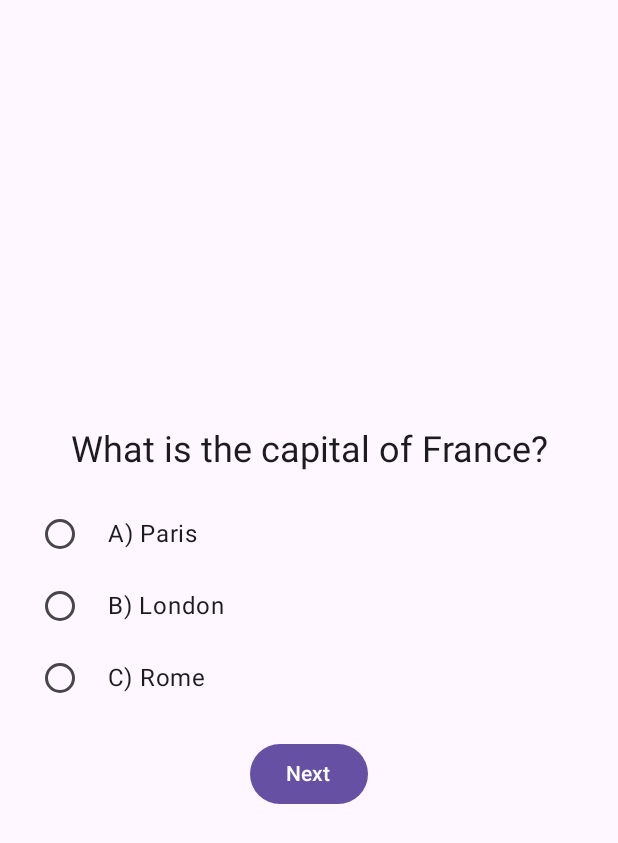
After one commit to vasilon/GameGlish, an Android app built with Jetpack Compose: the composable QuizScreen shown on its own in the app's theme, on a phone screen of 412 x 824 dp. The commit adds this screen. Shown: the top 843 px of the screen. Run offline under Robolectric (Android 15) with nearby library versions, the phone set to English and light mode, and no system bars; our stand-ins replace Room's generated code.

```diff
--- /dev/null
+++ b/app/src/main/java/com/example/gameglish/ui/view/QuizScreen.kt
@@ -0,0 +1,80 @@
+package com.example.gameglish.ui.view
+
+
+
+import androidx.compose.foundation.background
+import androidx.compose.foundation.layout.*
+import androidx.compose.foundation.lazy.grid.GridCells
+import androidx.compose.foundation.lazy.grid.LazyVerticalGrid
+import androidx.compose.foundation.lazy.grid.items
+import androidx.compose.foundation.shape.RoundedCornerShape
+import androidx.compose.material3.*
+import androidx.compose.runtime.*
+import androidx.compose.ui.Alignment
+import androidx.compose.ui.Modifier
+import androidx.compose.ui.graphics.Color
+import androidx.compose.ui.res.painterResource
+import androidx.compose.ui.unit.dp
+import androidx.compose.ui.unit.sp
+import androidx.navigation.NavController
+import com.example.gameglish.R
+import com.example.gameglish.data.model.EntityPregunta
+
+@Composable
+fun QuizScreen(onComplete: (Int) -> Unit) {
+    var currentQuestionIndex by remember { mutableStateOf(0) }
+    var selectedAnswer by remember { mutableStateOf("") }
+
+    val preguntas = listOf(
+        EntityPregunta(enunciado = "What is the capital of France?", opcionA = "Paris", opcionB = "London", opcionC = "Rome", opcionCorrecta = "A", tema = "General", nivel = 1),
+        EntityPregunta(enunciado = "What is 2+2?", opcionA = "3", opcionB = "4", opcionC = "5", opcionCorrecta = "B", tema = "Math", nivel = 1)
+    )
+
+    if (currentQuestionIndex < preguntas.size) {
+        val pregunta = preguntas[currentQuestionIndex]
+
+        Column(
+            modifier = Modifier
+                .fillMaxSize()
+                .padding(16.dp),
+            horizontalAlignment = Alignment.CenterHorizontally,
+            verticalArrangement = Arrangement.Center
+        ) {
+            Text(pregunta.enunciado, style = MaterialTheme.typography.headlineSmall)
+
+            Spacer(modifier = Modifier.height(16.dp))
+
+            RadioButtonRow("A) ${pregunta.opcionA}", selectedAnswer == "A") { selectedAnswer = "A" }
+            RadioButtonRow("B) ${pregunta.opcionB}", selectedAnswer == "B") { selectedAnswer = "B" }
+            RadioButtonRow("C) ${pregunta.opcionC}", selectedAnswer == "C") { selectedAnswer = "C" }
+
+            Spacer(modifier = Modifier.height(16.dp))
+
+            Button(onClick = {
+                if (selectedAnswer == pregunta.opcionCorrecta) {
+                    currentQuestionIndex++
+                    selectedAnswer = ""
+                } else {
+                    // Manejar respuesta incorrecta si es necesario
+                }
+
+                if (currentQuestionIndex == preguntas.size) {
+                    onComplete(2)  // Asignar un nivel basado en el resultado
+                }
+            }) {
+                Text("Next")
+            }
+        }
+    }
+}
+
+@Composable
+fun RadioButtonRow(text: String, selected: Boolean, onClick: () -> Unit) {
+    Row(
+        modifier = Modifier.fillMaxWidth(),
+        verticalAlignment = Alignment.CenterVertically
+    ) {
+        RadioButton(selected = selected, onClick = onClick)
+        Text(text, modifier = Modifier.padding(start = 8.dp))
+    }
+}
--- /dev/null
+++ b/app/src/main/res/drawable/baseline_exit_to_app_24.xml
@@ -0,0 +1,5 @@
+<vector xmlns:android="http://schemas.android.com/apk/res/android" android:autoMirrored="true" android:height="24dp" android:tint="#000000" android:viewportHeight="24" android:viewportWidth="24" android:width="24dp">
+
+    <path android:fillColor="@android:color/white" android:pathData="M10.09,15.59L11.5,17l5,-5 -5,-5 -1.41,1.41L12.67,11H3v2h9.67l-2.58,2.59zM19,3H5c-1.11,0 -2,0.9 -2,2v4h2V5h14v14H5v-4H3v4c0,1.1 0.89,2 2,2h14c1.1,0 2,-0.9 2,-2V5c0,-1.1 -0.9,-2 -2,-2z"/>
+
+</vector>
--- /dev/null
+++ b/app/src/main/res/drawable/baseline_insert_chart_24.xml
@@ -0,0 +1,5 @@
+<vector xmlns:android="http://schemas.android.com/apk/res/android" android:height="24dp" android:tint="#000000" android:viewportHeight="24" android:viewportWidth="24" android:width="24dp">
+
+    <path android:fillColor="@android:color/white" android:pathData="M19,3L5,3c-1.1,0 -2,0.9 -2,2v14c0,1.1 0.9,2 2,2h14c1.1,0 2,-0.9 2,-2L21,5c0,-1.1 -0.9,-2 -2,-2zM9,17L7,17v-7h2v7zM13,17h-2L11,7h2v10zM17,17h-2v-4h2v4z"/>
+
+</vector>
--- /dev/null
+++ b/app/src/main/res/drawable/baseline_person_24.xml
@@ -0,0 +1,5 @@
+<vector xmlns:android="http://schemas.android.com/apk/res/android" android:height="24dp" android:tint="#000000" android:viewportHeight="24" android:viewportWidth="24" android:width="24dp">
+
+    <path android:fillColor="@android:color/white" android:pathData="M12,12c2.21,0 4,-1.79 4,-4s-1.79,-4 -4,-4 -4,1.79 -4,4 1.79,4 4,4zM12,14c-2.67,0 -8,1.34 -8,4v2h16v-2c0,-2.66 -5.33,-4 -8,-4z"/>
+
+</vector>
--- /dev/null
+++ b/app/src/main/res/drawable/baseline_settings_24.xml
@@ -0,0 +1,5 @@
+<vector xmlns:android="http://schemas.android.com/apk/res/android" android:height="24dp" android:tint="#000000" android:viewportHeight="24" android:viewportWidth="24" android:width="24dp">
+
+    <path android:fillColor="@android:color/white" android:pathData="M19.14,12.94c0.04,-0.3 0.06,-0.61 0.06,-0.94c0,-0.32 -0.02,-0.64 -0.07,-0.94l2.03,-1.58c0.18,-0.14 0.23,-0.41 0.12,-0.61l-1.92,-3.32c-0.12,-0.22 -0.37,-0.29 -0.59,-0.22l-2.39,0.96c-0.5,-0.38 -1.03,-0.7 -1.62,-0.94L14.4,2.81c-0.04,-0.24 -0.24,-0.41 -0.48,-0.41h-3.84c-0.24,0 -0.43,0.17 -0.47,0.41L9.25,5.35C8.66,5.59 8.12,5.92 7.63,6.29L5.24,5.33c-0.22,-0.08 -0.47,0 -0.59,0.22L2.74,8.87C2.62,9.08 2.66,9.34 2.86,9.48l2.03,1.58C4.84,11.36 4.8,11.69 4.8,12s0.02,0.64 0.07,0.94l-2.03,1.58c-0.18,0.14 -0.23,0.41 -0.12,0.61l1.92,3.32c0.12,0.22 0.37,0.29 0.59,0.22l2.39,-0.96c0.5,0.38 1.03,0.7 1.62,0.94l0.36,2.54c0.05,0.24 0.24,0.41 0.48,0.41h3.84c0.24,0 0.44,-0.17 0.47,-0.41l0.36,-2.54c0.59,-0.24 1.13,-0.56 1.62,-0.94l2.39,0.96c0.22,0.08 0.47,0 0.59,-0.22l1.92,-3.32c0.12,-0.22 0.07,-0.47 -0.12,-0.61L19.14,12.94zM12,15.6c-1.98,0 -3.6,-1.62 -3.6,-3.6s1.62,-3.6 3.6,-3.6s3.6,1.62 3.6,3.6S13.98,15.6 12,15.6z"/>
+
+</vector>
--- a/app/src/main/res/values/themes.xml
+++ b/app/src/main/res/values/themes.xml
@@ -1,5 +1,6 @@
 <?xml version="1.0" encoding="utf-8"?>
 <resources>
 
-    <style name="Theme.GameGlish" parent="android:Theme.Material.Light.NoActionBar" />
+    <style name="Theme.GameGlish" parent="android:Theme.Material.Light.NoActionBar" />ç
+
 </resources>
```
Also changed, not shown: app/src/main/java/com/example/gameglish/ui/view/SettingsScreen.kt (added, +22 -0 lines), app/src/main/java/com/example/gameglish/ui/viewmodel/PreguntaViewModel.kt (added, +41 -0 lines), app/src/main/res/drawable/baseline_menu_book_24.xml (added, +11 -0 lines), app/src/main/res/raw/questions.json (added, +142 -0 lines), gradle/wrapper/gradle-wrapper.properties.
